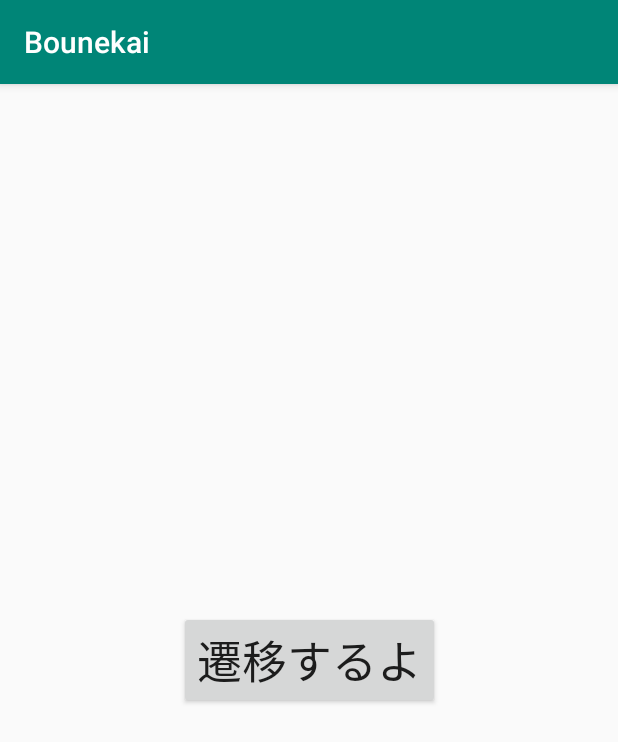
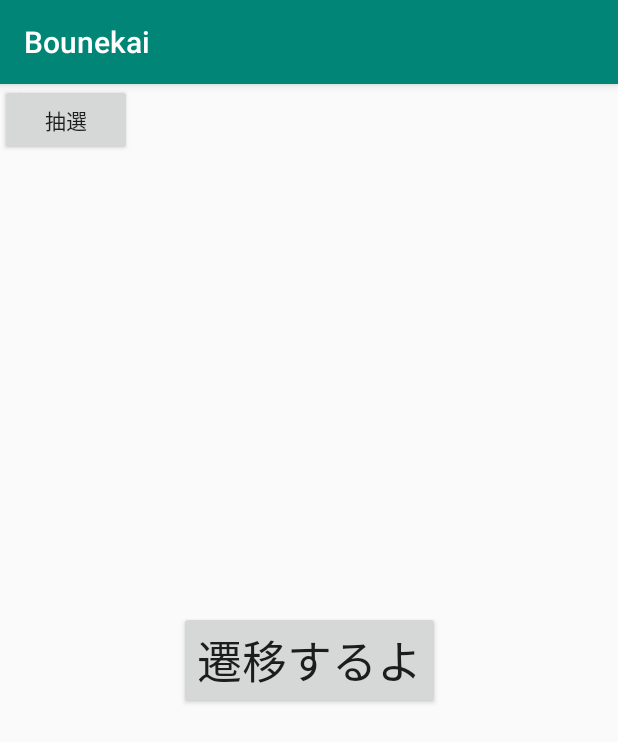
Before and after one commit to yakataka/Bounekai, an Android app: the screen it shows after launch (MainActivity), on a phone screen of 412 x 824 dp. Shown: the top 742 px of the screen. Run offline under Robolectric (Android 15) with nearby library versions, the phone set to English and light mode, and no system bars; 2 statements that could not run were skipped.

Commit message:
抽選機能追加(まだ動かない)

```diff
--- a/app/src/main/java/com/example/bounekai/bounekai/WordContract.java
+++ b/app/src/main/java/com/example/bounekai/bounekai/WordContract.java
@@ -8,5 +8,9 @@ public final class WordContract {
         public static final String TABLE_NAME = "Member";
         public static final String COL_WORD = "num";
         public static final String COL_DESCR = "syain_num";
+        public static final String LOT_NUM = "lot_num";
+        public static final String HIT_FLG = "hit_flg";
+        public static final String SANKA_FLG = "sanka_flg";
+        public static final String HAGE_FLG = "hage_flg";
     }
 }
--- a/app/src/main/res/layout/activity_main.xml
+++ b/app/src/main/res/layout/activity_main.xml
@@ -2,6 +2,7 @@
 <android.support.constraint.ConstraintLayout xmlns:android="http://schemas.android.com/apk/res/android"
     xmlns:app="http://schemas.android.com/apk/res-auto"
     xmlns:tools="http://schemas.android.com/tools"
+    android:id="@+id/lottery_button"
     android:layout_width="match_parent"
     android:layout_height="match_parent"
     tools:context=".MainActivity">
@@ -18,4 +19,28 @@
         app:layout_constraintRight_toRightOf="parent"
         app:layout_constraintTop_toTopOf="parent" />
 
+    <Button
+        android:id="@+id/lottery_button"
+        android:layout_width="wrap_content"
+        android:layout_height="wrap_content"
+        android:text="抽選"
+        tools:layout_editor_absoluteX="148dp"
+        tools:layout_editor_absoluteY="341dp" />
+
+    <TextView
+        android:id="@+id/lottery_result"
+        android:layout_width="218dp"
+        android:layout_height="100dp"
+        android:textAlignment="center"
+        tools:layout_editor_absoluteX="83dp"
+        tools:layout_editor_absoluteY="405dp" />
+
+    <Spinner
+        android:id="@+id/lottery_num"
+        android:layout_width="76dp"
+        android:layout_height="21dp"
+        android:entries="@array/lottery_num_list"
+        tools:layout_editor_absoluteX="154dp"
+        tools:layout_editor_absoluteY="320dp" />
+
 </android.support.constraint.ConstraintLayout>
--- a/app/src/main/res/values/strings.xml
+++ b/app/src/main/res/values/strings.xml
@@ -1,3 +1,16 @@
 <resources>
     <string name="app_name">Bounekai</string>
+
+    <string-array name="lottery_num_list">
+        <item>1</item>
+        <item>2</item>
+        <item>3</item>
+        <item>4</item>
+        <item>5</item>
+        <item>6</item>
+        <item>7</item>
+        <item>8</item>
+        <item>9</item>
+        <item>10</item>
+    </string-array>
 </resources>
```
Also changed, not shown: app/src/main/java/com/example/bounekai/bounekai/DatabaseOpenHelper.java (+10 -10 lines), app/src/main/java/com/example/bounekai/bounekai/LotteryService.java (added, +57 -0 lines), app/src/main/java/com/example/bounekai/bounekai/MainActivity.java (+24 -0 lines), app/src/main/java/com/example/bounekai/bounekai/RosterDto.java (added, +97 -0 lines).
